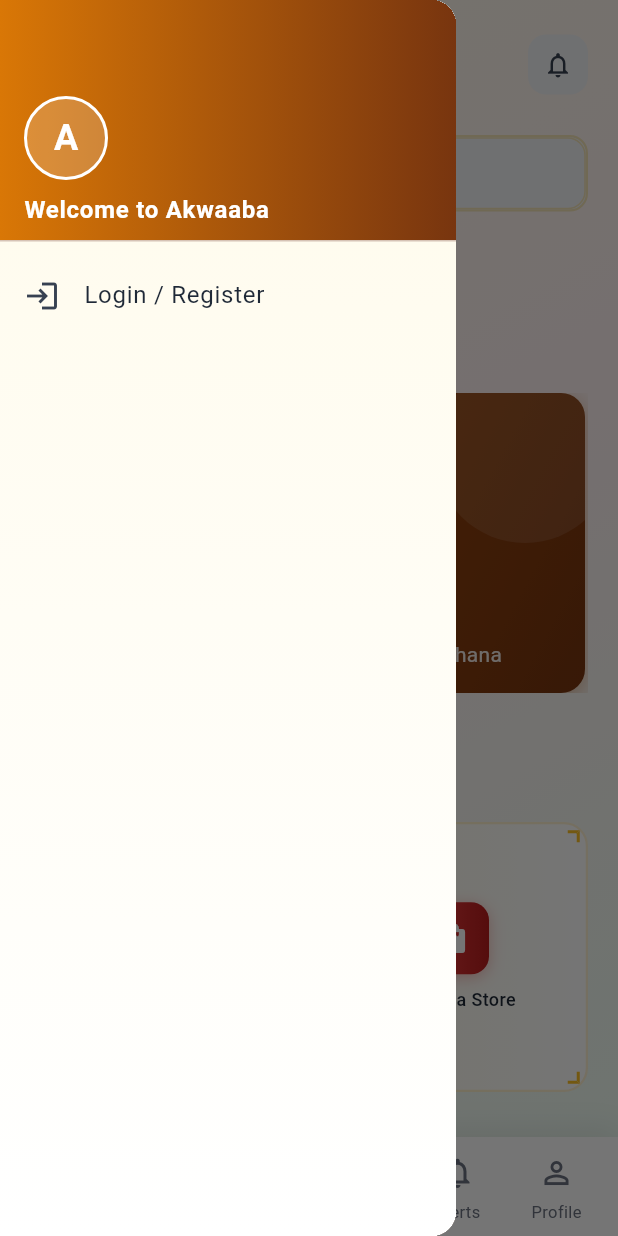
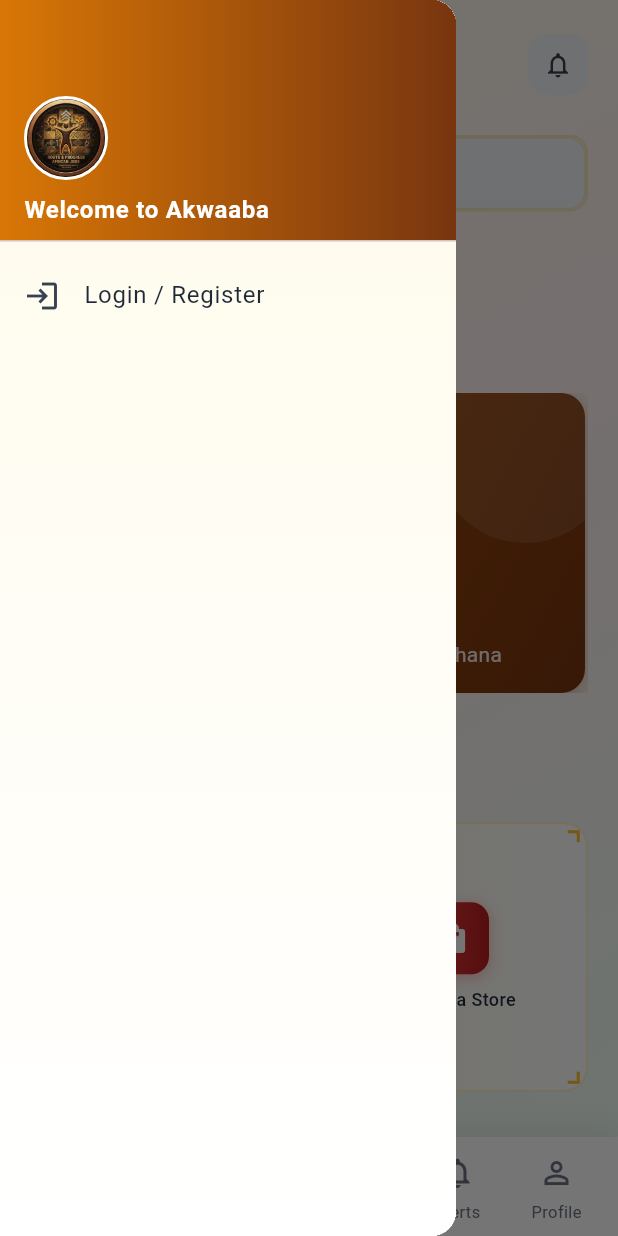
Before and after one commit to dcharway/akwaabagigs_mobile_app, a Flutter app: the screen it shows after launch, with the side drawer open, on a phone screen of 412 x 824 dp. Run offline on Flutter 3.47's test engine with Material 3 defaults, Android fonts, the phone set to English and light mode, and no system bars; drawn by our look-alikes of carousel_slider, smooth_page_indicator; our stand-ins replace cached_network_image, image_picker, parse_server_sdk_flutter, permission_handler, shared_preferences, video_player; missing offline and left inert: flutter_ai_toolkit; accounts and stored records are empty; network calls fail.

Commit message:
Use app_icon.png as the app icon throughout the app
- Header widget: Replace placeholder 'A' text with actual app icon
  image (assets/icon/app_icon.png) in circular clip
- Drawer header: Replace initial letter with app icon image
- Web manifest: Update name to "Akwaaba Gigs", theme_color to
  Kente amber (#D97706), background_color to dark brown (#32281E)
- Launcher icons already configured in pubspec.yaml pointing to
  assets/icon/app_icon.png for both Android and iOS

Run 'flutter pub run flutter_launcher_icons' to generate platform
icons from the asset.

https://claude.ai/code/session_012PKBSfAkDvPcbEGxMprzbh

```diff
--- a/lib/screens/home_screen.dart
+++ b/lib/screens/home_screen.dart
@@ -142,18 +142,12 @@ class _HomeScreenState extends State<HomeScreen> {
                       color: Colors.white.withOpacity(0.2),
                       border: Border.all(color: Colors.white, width: 2),
                     ),
-                    child: Center(
-                      child: Text(
-                        authProvider.isAuthenticated
-                            ? (authProvider.user?.firstName?.isNotEmpty == true
-                                ? authProvider.user!.firstName[0].toUpperCase()
-                                : 'A')
-                            : 'A',
-                        style: const TextStyle(
-                          fontSize: 24,
-                          fontWeight: FontWeight.bold,
-                          color: Colors.white,
-                        ),
+                    child: ClipOval(
+                      child: Image.asset(
+                        'assets/icon/app_icon.png',
+                        width: 56,
+                        height: 56,
+                        fit: BoxFit.cover,
                       ),
                     ),
                   ),
--- a/lib/widgets/header_widget.dart
+++ b/lib/widgets/header_widget.dart
@@ -59,16 +59,13 @@ class HeaderWidget extends StatelessWidget {
                     decoration: BoxDecoration(
                       shape: BoxShape.circle,
                       border: Border.all(color: AppColors.amber500, width: 2),
-                      color: AppColors.amber50,
                     ),
-                    child: const Center(
-                      child: Text(
-                        'A',
-                        style: TextStyle(
-                          fontSize: 20,
-                          fontWeight: FontWeight.bold,
-                          color: AppColors.amber700,
-                        ),
+                    child: ClipOval(
+                      child: Image.asset(
+                        'assets/icon/app_icon.png',
+                        width: 40,
+                        height: 40,
+                        fit: BoxFit.cover,
                       ),
                     ),
                   ),
```
Also changed, not shown: 1 other file.
